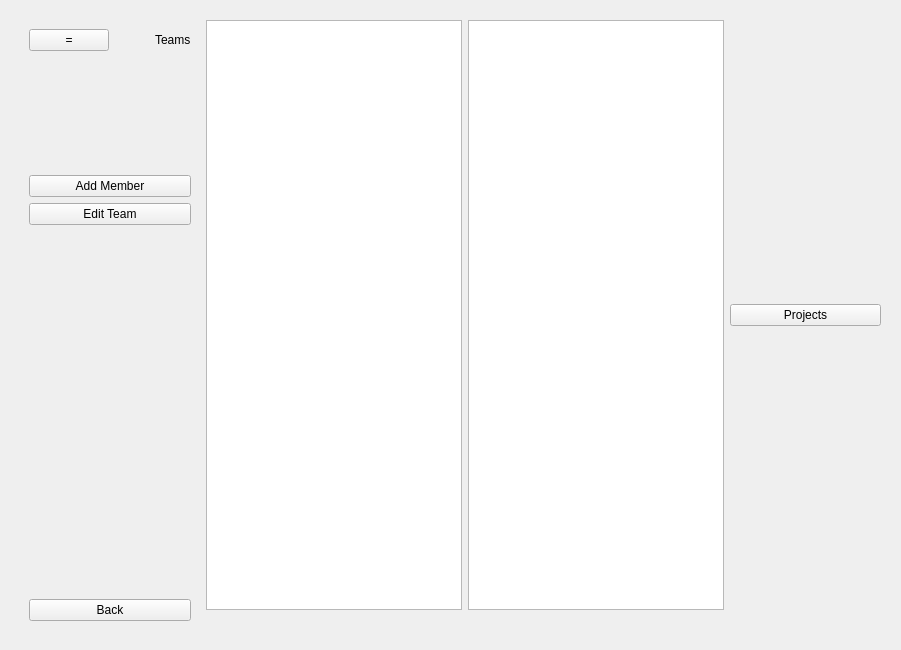
Before: the Qt Designer form Client/dashboard.ui in amirsoleimani7/AP_Project, drawn with Qt 5.
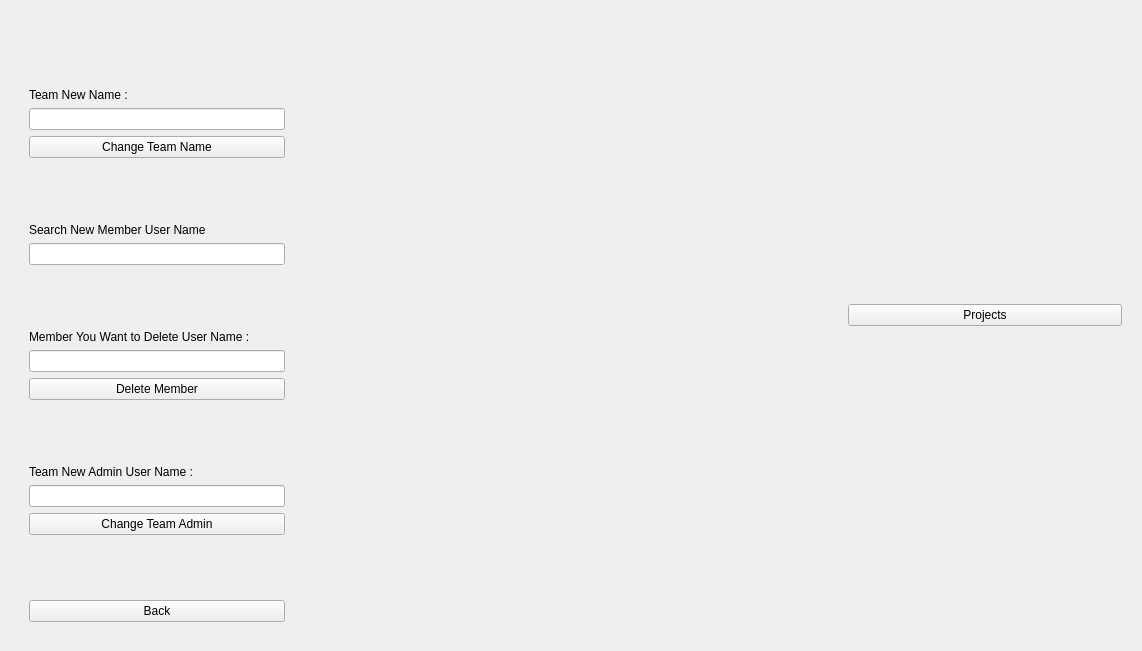
After: the same form once the commit is applied. The open tabs and pages were chosen to show the change.

Commit message: Team Side Page Added

Diff of the .ui file:
```diff
--- a/Client/dashboard.ui
+++ b/Client/dashboard.ui
@@ -6,8 +6,8 @@
    <rect>
     <x>0</x>
     <y>0</y>
-    <width>901</width>
-    <height>650</height>
+    <width>1142</width>
+    <height>651</height>
    </rect>
   </property>
   <property name="windowTitle">
@@ -182,14 +182,7 @@
             </layout>
            </item>
            <item>
-            <widget class="QPushButton" name="pushButton_11">
-             <property name="text">
-              <string>Add Member</string>
-             </property>
-            </widget>
-           </item>
-           <item>
-            <widget class="QPushButton" name="pushButton_29">
+            <widget class="QPushButton" name="TeamEditBotton">
              <property name="text">
               <string>Edit Team</string>
              </property>
@@ -217,14 +210,147 @@
            </item>
           </layout>
          </widget>
-         <widget class="QWidget" name="page_7"/>
+         <widget class="QWidget" name="TeamEditPage">
+          <layout class="QVBoxLayout" name="verticalLayout_17">
+           <item>
+            <spacer name="verticalSpacer_38">
+             <property name="orientation">
+              <enum>Qt::Vertical</enum>
+             </property>
+             <property name="sizeHint" stdset="0">
+              <size>
+               <width>20</width>
+               <height>46</height>
+              </size>
+             </property>
+            </spacer>
+           </item>
+           <item>
+            <widget class="QLabel" name="TeamNewNameLabel">
+             <property name="text">
+              <string>Team New Name :</string>
+             </property>
+            </widget>
+           </item>
+           <item>
+            <widget class="QLineEdit" name="TeamNewNameLineEdit"/>
+           </item>
+           <item>
+            <widget class="QPushButton" name="TeamChangeNameBotton">
+             <property name="text">
+              <string>Change Team Name</string>
+             </property>
+            </widget>
+           </item>
+           <item>
+            <spacer name="verticalSpacer_37">
+             <property name="orientation">
+              <enum>Qt::Vertical</enum>
+             </property>
+             <property name="sizeHint" stdset="0">
+              <size>
+               <width>20</width>
+               <height>46</height>
+              </size>
+             </property>
+            </spacer>
+           </item>
+           <item>
+            <widget class="QLabel" name="TeamSearchNewMemberLabel">
+             <property name="text">
+              <string>Search New Member User Name</string>
+             </property>
+            </widget>
+           </item>
+           <item>
+            <widget class="QLineEdit" name="TeamNewMemberLineEdit"/>
+           </item>
+           <item>
+            <spacer name="verticalSpacer_41">
+             <property name="orientation">
+              <enum>Qt::Vertical</enum>
+             </property>
+             <property name="sizeHint" stdset="0">
+              <size>
+               <width>20</width>
+               <height>46</height>
+              </size>
+             </property>
+            </spacer>
+           </item>
+           <item>
+            <widget class="QLabel" name="TeamDeletingMemberLabel">
+             <property name="text">
+              <string>Member You Want to Delete User Name :</string>
+             </property>
+            </widget>
+           </item>
+           <item>
+            <widget class="QLineEdit" name="TeamDeletingMemberLineEdit"/>
+           </item>
+           <item>
+            <widget class="QPushButton" name="TeamDeletingMemberBotton">
+             <property name="text">
+              <string>Delete Member</string>
+             </property>
+            </widget>
+           </item>
+           <item>
+            <spacer name="verticalSpacer_39">
+             <property name="orientation">
+              <enum>Qt::Vertical</enum>
+             </property>
+             <property name="sizeHint" stdset="0">
+              <size>
+               <width>20</width>
+               <height>46</height>
+              </size>
+             </property>
+            </spacer>
+           </item>
+           <item>
+            <widget class="QLabel" name="TeamNewOwnerLabel">
+             <property name="text">
+              <string>Team New Admin User Name :</string>
+             </property>
+            </widget>
+           </item>
+           <item>
+            <widget class="QLineEdit" name="TeamNewAdminLineEdit"/>
+           </item>
+           <item>
+            <widget class="QPushButton" name="TeamChangeAdminBotton">
+             <property name="text">
+              <string>Change Team Admin</string>
+             </property>
+            </widget>
+           </item>
+           <item>
+            <spacer name="verticalSpacer_40">
+             <property name="orientation">
+              <enum>Qt::Vertical</enum>
+             </property>
+             <property name="sizeHint" stdset="0">
+              <size>
+               <width>20</width>
+               <height>46</height>
+              </size>
+             </property>
+            </spacer>
+           </item>
+           <item>
+            <widget class="QPushButton" name="TeamEditBackBotton">
+             <property name="text">
+              <string>Back</string>
+             </property>
+            </widget>
+           </item>
+          </layout>
+         </widget>
         </widget>
        </item>
        <item>
         <layout class="QVBoxLayout" name="verticalLayout_12">
-         <item>
-          <widget class="QListView" name="listView_2"/>
-         </item>
          <item>
           <spacer name="horizontalSpacer_11">
            <property name="orientation">
@@ -242,9 +368,6 @@
        </item>
        <item>
         <layout class="QVBoxLayout" name="verticalLayout_2">
-         <item>
-          <widget class="QListView" name="listView"/>
-         </item>
          <item>
           <spacer name="horizontalSpacer_6">
            <property name="orientation">
```
Left out of the diff: 152 changed lines with no effect on the pictures.
